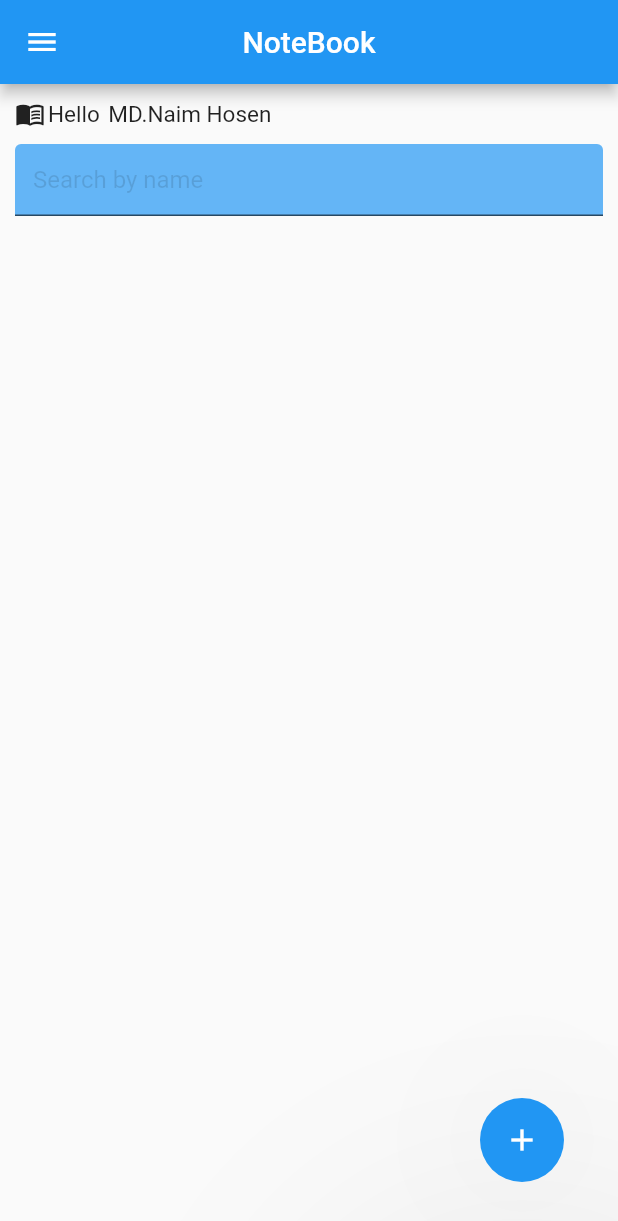
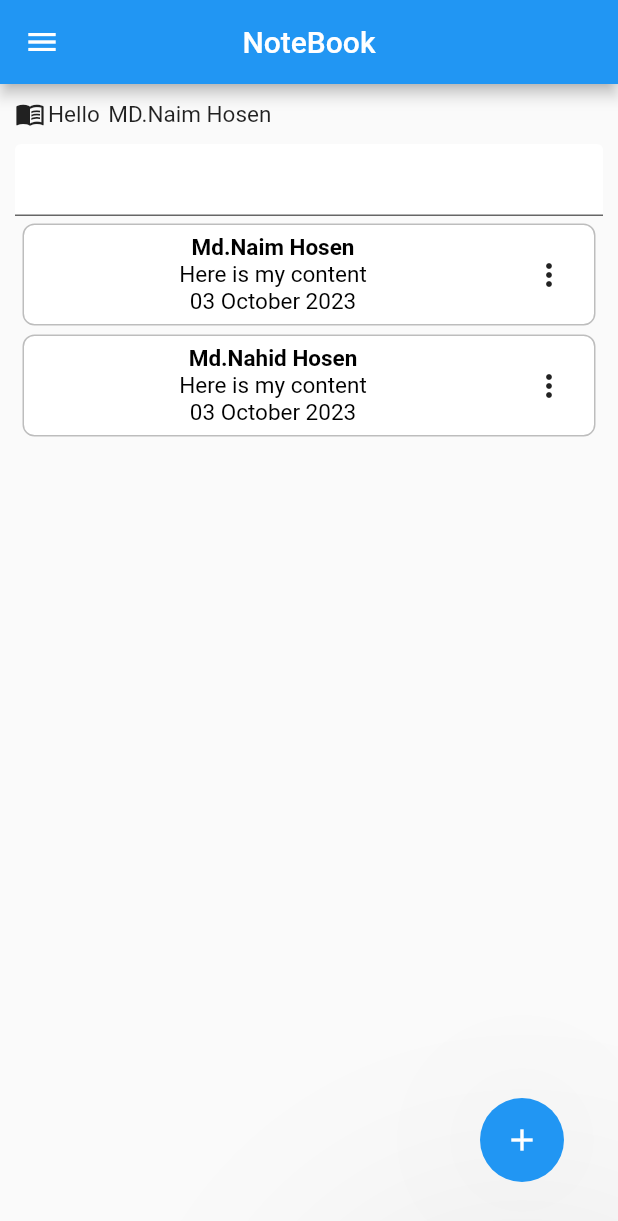
Before and after one commit to NaimHosen2/NoteBook, a Flutter app: the screen it shows after launch, on a phone screen of 412 x 824 dp. Shown: the top 1221 px of the screen. Run offline on Flutter 3.47's test engine with Material 2 defaults, Android fonts, the phone set to English and light mode, and no system bars.

Commit message:
Initial commit

```diff
--- a/lib/Pages/home_pages.dart
+++ b/lib/Pages/home_pages.dart
@@ -10,6 +10,15 @@ class HomePages extends StatefulWidget {
 }
 
 class _HomePagesState extends State<HomePages> {
+  List<String>? nameList;
+  @override
+  void initState() {
+    // TODO: implement initState
+    super.initState();
+    nameList=[];
+    nameList?.add!("Md.Naim Hosen");
+    nameList?.add!("Md.Nahid Hosen");
+  }
   @override
   Widget build(BuildContext context) {
     return SafeArea(
@@ -30,38 +39,132 @@ class _HomePagesState extends State<HomePages> {
           centerTitle: true,
         ),
         drawer: DrawerPages(),
-        body:  Padding(
+        body: Padding(
           padding: EdgeInsets.all(10),
           child: Column(
             children: [
               Row(
                 children: [
-                  Icon(Icons.menu_book,size:20,),
-                  SizedBox(width:2,),
-                  Text("Hello ",style: TextStyle(fontSize:15,fontWeight: FontWeight.normal),),
-                  SizedBox(width:2,),
-                  Text("MD.Naim Hosen ",style: TextStyle(fontSize: 15,fontWeight: FontWeight.normal),),
+                  Icon(
+                    Icons.menu_book,
+                    size: 20,
+                  ),
+                  SizedBox(
+                    width: 2,
+                  ),
+                  Text(
+                    "Hello ",
+                    style:
+                        TextStyle(fontSize: 15, fontWeight: FontWeight.normal),
+                  ),
+                  SizedBox(
+                    width: 2,
+                  ),
+                  Text(
+                    "MD.Naim Hosen ",
+                    style:
+                        TextStyle(fontSize: 15, fontWeight: FontWeight.normal),
+                  ),
                   // SizedBox(width:2,),
                   // Text("Good Morning ",style: TextStyle(fontSize: 15,fontWeight: FontWeight.normal),)
                 ],
               ),
-              SizedBox(height: 10,),
+              SizedBox(
+                height: 10,
+              ),
               Container(
-                child:TextField(
-                  onChanged: (value){},
+                child: TextField(
+                  onChanged: (value) {},
                   decoration: InputDecoration(
-                    hintText: "Search by name",hintStyle: TextStyle(color: Colors.black12),
-                    fillColor: Colors.blue.shade300,
-                    filled:true,
-                    focusedBorder: UnderlineInputBorder(
-                       borderSide: BorderSide(
-                         color: Colors.black12
-                       ),
-                      borderRadius: BorderRadius.all(Radius.circular(7))
-                    )
-                  ),
-                ) ,
+                      hintText: "Search by name",
+                      hintStyle: TextStyle(color: Colors.white),
+                      fillColor: Colors.white,
+                      filled: true,
+                      focusedBorder: UnderlineInputBorder(
+                          borderSide: BorderSide(color: Colors.black12),
+                          borderRadius: BorderRadius.all(Radius.circular(10)))),
+                ),
               ),
+              SizedBox(height: 5,),
+              Expanded(
+                  child: ListView.separated(
+                      separatorBuilder: (context, index) {
+                        return SizedBox(
+                          height: 6,
+                        );
+                      },
+                      itemCount:nameList!.length,
+                      itemBuilder: (
+                        context,
+                        index,
+                      ) {
+                        String name=nameList![index];
+                        return Padding(
+                          padding: EdgeInsets.only(left: 5, right: 5),
+                          child: Container(
+                            decoration: BoxDecoration(
+                                borderRadius: BorderRadius.circular(8),
+                                color: Colors.white,
+                                border: Border.all(
+                                    width: 1, color: Colors.black26)),
+                            child: Padding(
+                              padding: EdgeInsets.all(6),
+                              child: Row(
+                                children: [
+                                  Expanded(
+                                      child: Column(
+                                    children: [
+                                      Text(
+                                      nameList![index],
+                                        style: TextStyle(
+                                            color: Colors.black,
+                                            fontWeight: FontWeight.bold,
+                                            fontSize: 15),
+                                      ),
+                                      Text(
+                                        "Here is my content",
+                                        style: TextStyle(
+                                            color: Colors.black,
+                                            fontWeight: FontWeight.normal,
+                                            fontSize: 15),
+                                      ),
+                                      Text(
+                                        "03 October 2023",
+                                        style: TextStyle(
+                                            color: Colors.black,
+                                            fontWeight: FontWeight.normal,
+                                            fontSize: 15),
+                                      ),
+                                    ],
+                                  ),
+                                  ),
+                                  PopupMenuButton(
+                                    padding:EdgeInsets.zero,
+                                      onSelected: (value){},
+                                      icon: Icon(Icons.more_vert),
+                                      itemBuilder: (context){
+                                      return [
+                                        PopupMenuItem(
+                                            value: "edit",
+                                            child: ListTile(
+                                          leading: Icon(Icons.edit),
+                                          title: Text("Update"),
+                                        )),
+                                        const PopupMenuItem(
+                                            value: "Delete",
+                                            child: ListTile(
+                                          leading: Icon(Icons.delete),
+                                          title: Text("Delete"),
+                                        ))
+                                      ];
+
+                                  })
+                                ],
+                              ),
+                            ),
+                          ),
+                        );
+                      }))
             ],
           ),
         ),
```
Also changed, not shown: 4 other files.
